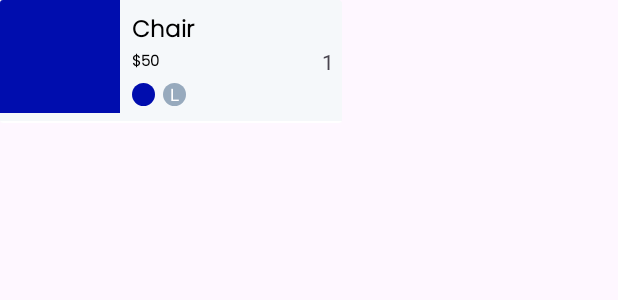
After one commit to TanujKhanna0210/E-Commerce, an Android app: the layout billing_products_rv_item.xml on its own in the app's theme, with its tools: preview values and no code run, on a phone screen of 412 x 824 dp. The commit adds this screen. Shown: the top 300 px of the screen. Run offline under Robolectric (Android 15) with nearby library versions, the phone set to English and light mode, and no system bars.

Commit message:
Layouts and adapters for billing fragment

```diff
--- a/app/src/main/java/com/example/e_commerce/data/CartProduct.kt
+++ b/app/src/main/java/com/example/e_commerce/data/CartProduct.kt
@@ -1,10 +1,14 @@
 package com.example.e_commerce.data
 
+import android.os.Parcelable
+import kotlinx.parcelize.Parcelize
+
+@Parcelize
 data class CartProduct(
     val product: Product,
     val quantity: Int,
     val selectedColor: Int ?= null,
     val selectedSize: String ?= null
-) {
+): Parcelable {
     constructor(): this(Product(), 1, null, null)
 }
--- /dev/null
+++ b/app/src/main/res/layout/billing_products_rv_item.xml
@@ -0,0 +1,119 @@
+<?xml version="1.0" encoding="utf-8"?>
+<androidx.cardview.widget.CardView xmlns:android="http://schemas.android.com/apk/res/android"
+    android:layout_width="wrap_content"
+    android:layout_height="wrap_content"
+    xmlns:app="http://schemas.android.com/apk/res-auto"
+    android:backgroundTint="@color/g_white"
+    app:cardElevation="0dp">
+
+    <androidx.constraintlayout.widget.ConstraintLayout
+        android:layout_width="wrap_content"
+        android:layout_height="match_parent">
+
+        <View
+            android:id="@+id/topLine"
+            android:layout_width="0dp"
+            android:layout_height="1dp"
+            android:layout_marginTop="10dp"
+            android:background="@color/white"
+            app:layout_constraintStart_toStartOf="parent"
+            app:layout_constraintBottom_toBottomOf="parent"
+            app:layout_constraintEnd_toEndOf="parent"/>
+
+        <ImageView
+            android:id="@+id/imageCartProduct"
+            android:layout_width="80dp"
+            android:layout_height="75dp"
+            android:layout_marginBottom="5dp"
+            app:layout_constraintBottom_toTopOf="@+id/topLine"
+            app:layout_constraintStart_toStartOf="parent"
+            android:scaleType="centerCrop"
+            android:src="@color/g_blue"/>
+
+        <TextView
+            android:id="@+id/tvProductCartName"
+            android:layout_width="140dp"
+            android:layout_height="wrap_content"
+            android:layout_marginStart="8dp"
+            android:layout_marginTop="8dp"
+            android:fontFamily="@font/poppins_light"
+            android:text="Chair"
+            android:textColor="@color/black"
+            android:textSize="15sp"
+            android:textStyle="bold"
+            app:layout_constraintStart_toEndOf="@id/imageCartProduct"
+            app:layout_constraintTop_toTopOf="@id/imageCartProduct"
+            android:lines="1" />
+
+
+
+        <TextView
+            android:id="@+id/tvProductCartPrice"
+            android:layout_width="wrap_content"
+            android:layout_height="wrap_content"
+            android:fontFamily="@font/poppins_light"
+            android:text="$50"
+            android:textColor="@color/black"
+            android:textSize="10sp"
+            android:textStyle="bold"
+            app:layout_constraintStart_toStartOf="@id/tvProductCartName"
+            app:layout_constraintTop_toBottomOf="@id/tvProductCartName"/>
+
+        <de.hdodenhof.circleimageview.CircleImageView
+            android:id="@+id/imageCartProductColor"
+            android:layout_width="15dp"
+            android:layout_height="15dp"
+            android:layout_marginTop="5dp"
+            android:src="@color/g_blue"
+            app:layout_constraintStart_toStartOf="@id/tvProductCartPrice"
+            app:layout_constraintTop_toBottomOf="@id/tvProductCartPrice"/>
+
+        <de.hdodenhof.circleimageview.CircleImageView
+            android:id="@+id/imageCartProductSize"
+            android:layout_width="15dp"
+            android:layout_height="15dp"
+            android:layout_marginStart="5dp"
+            android:src="@color/g_blue_gray200"
+            app:layout_constraintStart_toEndOf="@id/imageCartProductColor"
+            app:layout_constraintTop_toTopOf="@id/imageCartProductColor"/>
+
+
+
+        <TextView
+            android:id="@+id/tvCartProductSize"
+            android:layout_width="wrap_content"
+            android:layout_height="wrap_content"
+            android:text="L"
+            android:textSize="11sp"
+            android:textColor="@color/white"
+            app:layout_constraintBottom_toBottomOf="@id/imageCartProductSize"
+            app:layout_constraintTop_toTopOf="@id/imageCartProductSize"
+            app:layout_constraintStart_toStartOf="@id/imageCartProductSize"
+            app:layout_constraintEnd_toEndOf="@id/imageCartProductSize"/>
+
+        <TextView
+            android:id="@+id/tvBillingProductQuantity"
+            android:layout_width="wrap_content"
+            android:layout_height="wrap_content"
+            app:layout_constraintEnd_toEndOf="parent"
+            app:layout_constraintTop_toTopOf="parent"
+            app:layout_constraintBottom_toBottomOf="parent"
+            android:text="1"
+            android:layout_marginEnd="5dp"/>
+
+
+    </androidx.constraintlayout.widget.ConstraintLayout>
+
+
+
+
+
+
+
+
+
+
+
+
+
+</androidx.cardview.widget.CardView>
```
Also changed, not shown: app/src/main/java/com/example/e_commerce/adapters/AddressAdapter.kt (added, +70 -0 lines), app/src/main/java/com/example/e_commerce/adapters/BillingProductsAdapter.kt (added, +65 -0 lines), app/src/main/java/com/example/e_commerce/fragments/shopping/BillingFragment.kt (added, +49 -0 lines), app/src/main/res/drawable/ic_add.xml (added, +9 -0 lines), app/src/main/res/drawable/ic_location.xml (added, +10 -0 lines), app/src/main/res/drawable/unselected_button_background.xml (added, +11 -0 lines), app/src/main/res/layout/address_rv_item.xml (added, +22 -0 lines), app/src/main/res/layout/fragment_billing.xml (added, +248 -0 lines), app/src/main/res/navigation/shopping_graph.xml (+19 -1 lines).
